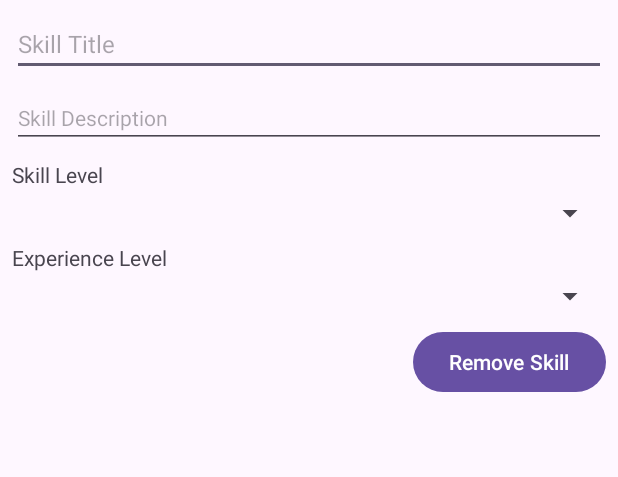
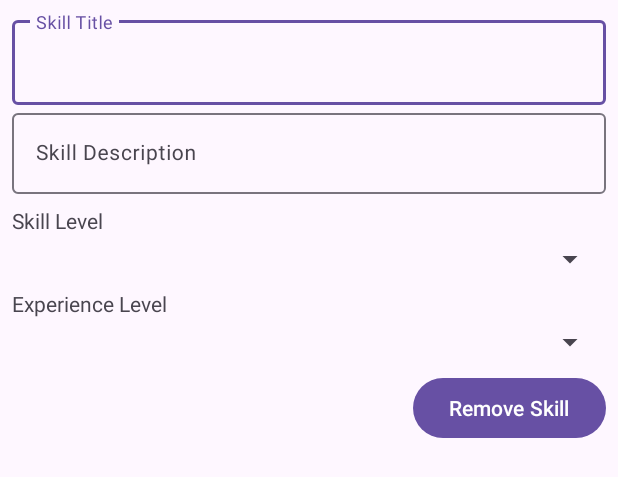
Before and after one commit to MaulikSonagara/CONNECTA, an Android app: the layout item_edit_skill.xml on its own in the app's theme, with its tools: preview values and no code run, on a phone screen of 412 x 824 dp. Shown: the top 477 px of the screen. Run offline under Robolectric (Android 15) with nearby library versions, the phone set to English and light mode, and no system bars.

Commit message:
edit item design change.

```diff
--- a/app/src/main/res/layout/item_edit_skill.xml
+++ b/app/src/main/res/layout/item_edit_skill.xml
@@ -5,14 +5,24 @@
     android:padding="8dp">
 
     <!-- Skill Title -->
+    <com.google.android.material.textfield.TextInputLayout
+        android:layout_width="match_parent"
+        android:layout_height="wrap_content"
+        >
     <EditText
         android:id="@+id/edit_skill_title"
         android:layout_width="match_parent"
         android:layout_height="wrap_content"
         android:hint="Skill Title"
         android:textSize="16sp" />
+    </com.google.android.material.textfield.TextInputLayout>
+
 
     <!-- Skill Description -->
+    <com.google.android.material.textfield.TextInputLayout
+        android:layout_width="match_parent"
+        android:layout_height="wrap_content"
+        >
     <EditText
         android:id="@+id/edit_skill_description"
         android:layout_width="match_parent"
@@ -20,6 +30,7 @@
         android:hint="Skill Description"
         android:textSize="14sp"
         android:layout_marginTop="8dp" />
+    </com.google.android.material.textfield.TextInputLayout>
 
     <!-- Skill Level Dropdown -->
     <TextView
```
Also changed, not shown: app/src/main/res/layout/item_add.xml (+17 -0 lines).
